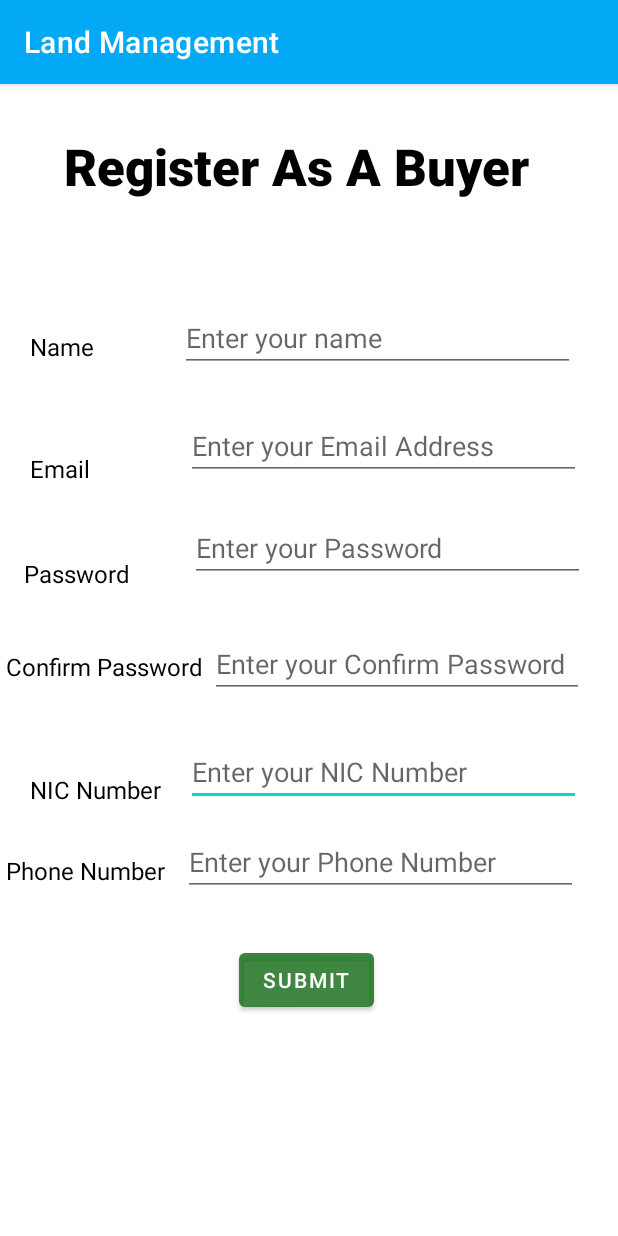
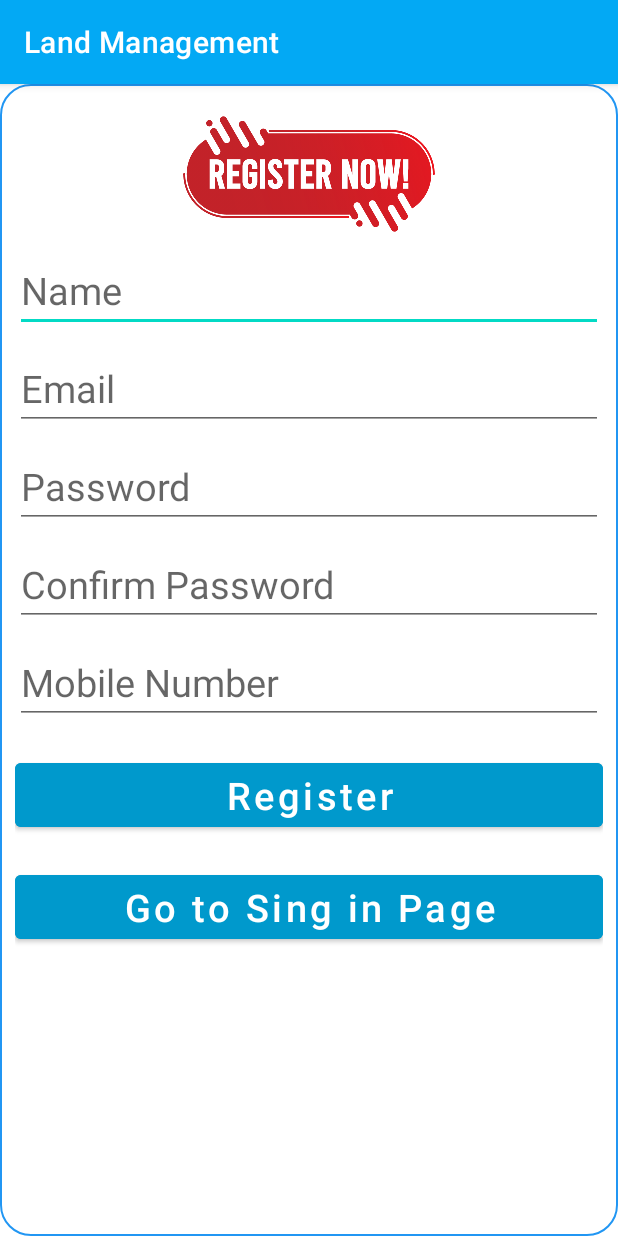
Before and after one commit to starshooter12345/LandSalesApp, an Android app: the buyerregister screen opened directly, with no data from a screen before it, on a phone screen of 412 x 824 dp. Run offline under Robolectric (Android 15) with nearby library versions, the phone set to English and light mode, and no system bars.

Commit message:
pawan 3st

```diff
--- /dev/null
+++ b/app/src/main/java/com/project/landmanagementcode/buyerDBhelper.java
@@ -0,0 +1,76 @@
+package com.project.landmanagementcode;
+
+import android.content.ContentValues;
+import android.content.Context;
+import android.database.Cursor;
+import android.database.sqlite.SQLiteDatabase;
+import android.database.sqlite.SQLiteOpenHelper;
+import android.widget.Toast;
+
+import androidx.annotation.Nullable;
+
+public class buyerDBhelper extends SQLiteOpenHelper{
+    public buyerDBhelper( Context context) {
+        super(context,"buyerLogin.db",null,1);
+    }
+
+    @Override
+    public void onCreate(SQLiteDatabase buyDB) {
+       buyDB.execSQL("create Table buyers(buyname Text ,buyemail Text primary key, buypassword Text, buyphonenumber Text)");
+    }
+
+    @Override
+    public void onUpgrade(SQLiteDatabase buyDB, int oldVersion, int newVersion) {
+
+        buyDB.execSQL("drop Table if exists buyers");
+    }
+
+    public  Boolean insertData(String buyname, String buyemail, String buypassword, String buyphonenumber){
+        SQLiteDatabase buyDB = this.getWritableDatabase();
+        ContentValues contentValues = new ContentValues();
+        contentValues.put("buyname",buyname);
+        contentValues.put("buyemail",buyemail);
+        contentValues.put("buypassword", buypassword);
+        contentValues.put("buyphonenumber",buyphonenumber);
+        long result = buyDB.insert("buyers",null,contentValues);
+
+        if(result ==-1){
+            return  false;
+        }
+        else{
+            return true;
+        }
+
+    }
+
+        public boolean checkbuyemail(String buyemail)
+        {
+
+            SQLiteDatabase buyDB = this.getWritableDatabase();
+            Cursor cursor = buyDB.rawQuery("select * from buyers where buyemail = ?", new String[]{buyemail});
+            if (cursor.getCount() > 0)
+            {
+
+                return true;
+
+            } else
+                {
+                return false;
+                }
+        }
+
+        public boolean checkbuyemailpassword(String buyemail , String buypassword) {
+        SQLiteDatabase buyDB = this.getWritableDatabase();
+        Cursor cursor = buyDB.rawQuery("select * from buyer where buyemail= ? and buypassword = ?",new String[] {buyemail,buypassword});
+        if(cursor.getCount() > 0){
+            return true;
+        }
+        else{
+            return false;
+        }
+
+
+
+    }
+
+}
--- a/app/src/main/java/com/project/landmanagementcode/home.java
+++ b/app/src/main/java/com/project/landmanagementcode/home.java
@@ -6,6 +6,7 @@ import androidx.appcompat.app.AppCompatActivity;
 
 public class home extends AppCompatActivity {
 
+
     @Override
     protected void onCreate(Bundle savedInstanceState) {
         super.onCreate(savedInstanceState);
--- a/app/src/main/res/layout/buyerregister.xml
+++ b/app/src/main/res/layout/buyerregister.xml
@@ -1,197 +1,94 @@
 <?xml version="1.0" encoding="utf-8"?>
-<androidx.constraintlayout.widget.ConstraintLayout xmlns:android="http://schemas.android.com/apk/res/android"
+<RelativeLayout xmlns:android="http://schemas.android.com/apk/res/android"
     xmlns:app="http://schemas.android.com/apk/res-auto"
     xmlns:tools="http://schemas.android.com/tools"
     android:layout_width="match_parent"
     android:layout_height="match_parent"
-    android:background="#6BFFFFFF"
+    android:padding="10dp"
+    android:background="@drawable/background"
     tools:context=".buyerregister">
 
-    <TextView
-        android:id="@+id/textView5"
-        android:layout_width="344dp"
-        android:layout_height="60dp"
-        android:layout_marginStart="16dp"
-        android:layout_marginLeft="16dp"
-        android:layout_marginTop="32dp"
-        android:fontFamily="sans-serif-medium"
-        android:text="Register As A Buyer"
-        android:textColor="#000000"
-        android:textSize="34sp"
-        android:textStyle="normal|bold"
-        app:layout_constraintEnd_toEndOf="parent"
-        app:layout_constraintHorizontal_bias="0.515"
-        app:layout_constraintStart_toStartOf="parent"
-        app:layout_constraintTop_toTopOf="parent" />
+    <ImageView
+        android:id="@+id/buyimg"
+        android:layout_width="200dp"
+        android:layout_height="100dp"
+        android:scaleType="centerCrop"
+        android:layout_centerHorizontal="true"
+        android:src="@drawable/buyregister"/>
+
+
+    <EditText
+        android:id="@+id/buyname"
+        android:layout_width="match_parent"
+        android:layout_height="wrap_content"
+        android:hint="Name"
+        android:textSize="25dp"
+        android:layout_below="@+id/buyimg"
+        />
+
+    <EditText
+        android:id="@+id/buyemail"
+        android:layout_width="match_parent"
+        android:layout_height="wrap_content"
+        android:hint="Email"
+        android:layout_marginTop="10dp"
+        android:textSize="25dp"
+        android:layout_below="@+id/buyname"
+        />
+
+    <EditText
+        android:id="@+id/buypassword"
+        android:layout_width="match_parent"
+        android:layout_height="wrap_content"
+        android:hint="Password"
+        android:layout_marginTop="10dp"
+        android:textSize="25dp"
+        android:layout_below="@+id/buyemail"
+        />
+
+    <EditText
+        android:id="@+id/buyconfirmpassword"
+        android:layout_width="match_parent"
+        android:layout_height="wrap_content"
+        android:hint="Confirm Password"
+        android:layout_marginTop="10dp"
+        android:textSize="25dp"
+        android:layout_below="@+id/buypassword"
+        />
+
+    <EditText
+        android:id="@+id/buyphonenumber"
+        android:layout_width="match_parent"
+        android:layout_height="wrap_content"
+        android:hint="Mobile Number"
+        android:layout_marginTop="10dp"
+        android:textSize="25dp"
+        android:layout_below="@+id/buyconfirmpassword"
+        />
 
     <Button
-        android:layout_width="wrap_content"
+        android:id="@+id/btnbuyreg"
+        android:layout_width="match_parent"
         android:layout_height="wrap_content"
-        android:layout_marginStart="32dp"
-        android:layout_marginLeft="32dp"
-        android:layout_marginTop="32dp"
-        android:text="@string/submit"
-        app:backgroundTint="#D3176E1A"
-        app:layout_constraintEnd_toEndOf="parent"
-        app:layout_constraintHorizontal_bias="0.438"
-        app:layout_constraintStart_toStartOf="parent"
-        app:layout_constraintTop_toBottomOf="@+id/editTextTextPersonName19" />
+        android:text="Register"
+        android:textAllCaps="false"
+        android:layout_below="@id/buyphonenumber"
+        android:layout_marginTop="20dp"
+        android:backgroundTint="@android:color/holo_blue_dark"
+        android:textSize="25dp"
+        />
 
-    <EditText
-        android:id="@+id/editText"
-        android:layout_width="263dp"
-        android:layout_height="40dp"
-        android:layout_marginStart="124dp"
-        android:layout_marginLeft="124dp"
-        android:layout_marginTop="32dp"
-        android:ems="10"
-        android:hint="@string/rnicnumber"
-        android:inputType="textPersonName"
-        app:layout_constraintStart_toStartOf="parent"
-        app:layout_constraintTop_toBottomOf="@+id/editTextTextPersonName18" />
-
-    <EditText
-        android:id="@+id/editTextTextEmailAddress3"
-        android:layout_width="263dp"
-        android:layout_height="40dp"
-        android:layout_marginStart="64dp"
-        android:layout_marginLeft="64dp"
-        android:layout_marginTop="32dp"
-        android:ems="10"
-        android:hint="@string/remail"
-        android:inputType="textEmailAddress"
-        app:layout_constraintStart_toEndOf="@+id/remail"
-        app:layout_constraintTop_toBottomOf="@+id/editTextTextPersonName20" />
-
-    <EditText
-        android:id="@+id/editTextTextPersonName17"
-        android:layout_width="263dp"
-        android:layout_height="40dp"
-        android:layout_marginStart="40dp"
-        android:layout_marginLeft="40dp"
-        android:layout_marginTop="28dp"
-        android:ems="10"
-        android:hint="@string/rpassword"
-        android:inputType="textPersonName"
-        app:layout_constraintStart_toEndOf="@+id/rpassword"
-        app:layout_constraintTop_toBottomOf="@+id/editTextTextEmailAddress3" />
-
-    <EditText
-        android:id="@+id/editTextTextPersonName18"
-        android:layout_width="249dp"
-        android:layout_height="41dp"
-        android:layout_marginStart="140dp"
-        android:layout_marginLeft="140dp"
-        android:layout_marginTop="36dp"
-        android:ems="10"
-        android:hint="@string/rcpassword"
-        android:inputType="textPersonName"
-        app:layout_constraintStart_toStartOf="parent"
-        app:layout_constraintTop_toBottomOf="@+id/editTextTextPersonName17" />
-
-    <TextView
-        android:id="@+id/rname"
-        android:layout_width="52dp"
-        android:layout_height="29dp"
-        android:layout_marginStart="20dp"
-        android:layout_marginLeft="20dp"
-        android:layout_marginTop="72dp"
-        android:text="Name"
-        android:textColor="#000000"
-        android:textSize="16sp"
-        app:layout_constraintStart_toStartOf="parent"
-        app:layout_constraintTop_toBottomOf="@+id/textView5" />
-
-    <TextView
-        android:id="@+id/remail"
-        android:layout_width="wrap_content"
+    <Button
+        android:id="@+id/btnbuylogin"
+        android:layout_width="match_parent"
         android:layout_height="wrap_content"
-        android:layout_marginStart="20dp"
-        android:layout_marginLeft="20dp"
-        android:layout_marginTop="52dp"
-        android:text="Email"
-        android:textColor="#000000"
-        android:textSize="16sp"
-        app:layout_constraintStart_toStartOf="parent"
-        app:layout_constraintTop_toBottomOf="@+id/rname" />
-
-    <TextView
-        android:id="@+id/rpassword"
-        android:layout_width="wrap_content"
-        android:layout_height="wrap_content"
-        android:layout_marginStart="16dp"
-        android:layout_marginLeft="16dp"
-        android:layout_marginTop="48dp"
-        android:text="Password"
-        android:textColor="#000000"
-        android:textSize="16sp"
-        app:layout_constraintStart_toStartOf="parent"
-        app:layout_constraintTop_toBottomOf="@+id/remail" />
-
-    <TextView
-        android:id="@+id/rcpassword"
-        android:layout_width="160dp"
-        android:layout_height="34dp"
-        android:layout_marginStart="4dp"
-        android:layout_marginLeft="4dp"
-        android:layout_marginTop="40dp"
-        android:text="Confirm Password"
-        android:textColor="#000000"
-        android:textSize="16sp"
-        app:layout_constraintStart_toStartOf="parent"
-        app:layout_constraintTop_toBottomOf="@+id/rpassword" />
-
-    <TextView
-        android:id="@+id/rnicnumber"
-        android:layout_width="wrap_content"
-        android:layout_height="wrap_content"
-        android:layout_marginStart="20dp"
-        android:layout_marginLeft="20dp"
-        android:layout_marginTop="48dp"
-        android:text="NIC Number"
-        android:textColor="#000000"
-        android:textSize="16sp"
-        app:layout_constraintStart_toStartOf="parent"
-        app:layout_constraintTop_toBottomOf="@+id/rcpassword" />
-
-    <TextView
-        android:id="@+id/rphonenumber"
-        android:layout_width="wrap_content"
-        android:layout_height="wrap_content"
-        android:layout_marginStart="4dp"
-        android:layout_marginLeft="4dp"
-        android:layout_marginTop="32dp"
-        android:text="Phone Number"
-        android:textColor="#000000"
-        android:textSize="16sp"
-        app:layout_constraintStart_toStartOf="parent"
-        app:layout_constraintTop_toBottomOf="@+id/rnicnumber" />
-
-    <EditText
-        android:id="@+id/editTextTextPersonName19"
-        android:layout_width="263dp"
-        android:layout_height="40dp"
-        android:layout_marginStart="12dp"
-        android:layout_marginLeft="12dp"
+        android:text="Go to Sing in Page"
+        android:textAllCaps="false"
+        android:layout_below="@id/btnbuyreg"
         android:layout_marginTop="20dp"
-        android:ems="10"
-        android:hint="@string/rphonenumber"
-        android:inputType="textPersonName"
-        app:layout_constraintStart_toEndOf="@+id/rphonenumber"
-        app:layout_constraintTop_toBottomOf="@+id/editText" />
-
-    <EditText
-        android:id="@+id/editTextTextPersonName20"
-        android:layout_width="263dp"
-        android:layout_height="40dp"
-        android:layout_marginStart="48dp"
-        android:layout_marginLeft="48dp"
-        android:layout_marginTop="60dp"
-        android:ems="10"
-        android:hint="@string/rname"
-        android:inputType="textPersonName"
-        app:layout_constraintStart_toEndOf="@+id/rname"
-        app:layout_constraintTop_toBottomOf="@+id/textView5" />
+        android:backgroundTint="@android:color/holo_blue_dark"
+        android:textSize="25dp"
+        />
 
 
-</androidx.constraintlayout.widget.ConstraintLayout>
+</RelativeLayout>
```
Also changed, not shown: app/src/main/res/drawable/background.jpg (added), app/src/main/res/drawable/buyregister.png (added).
